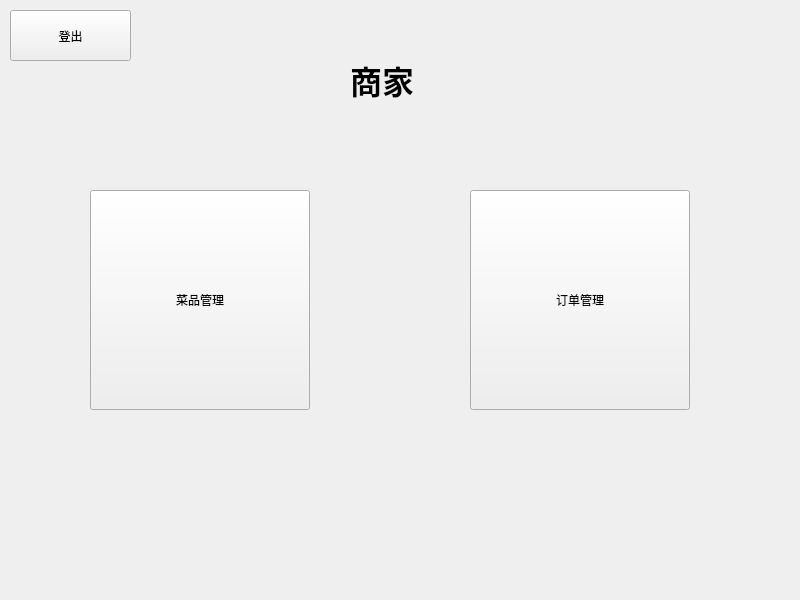
The window that sever_mainp.ui (ShawTarstar/Delivery-Platform-Design) describes before a commit, drawn with Qt 5.
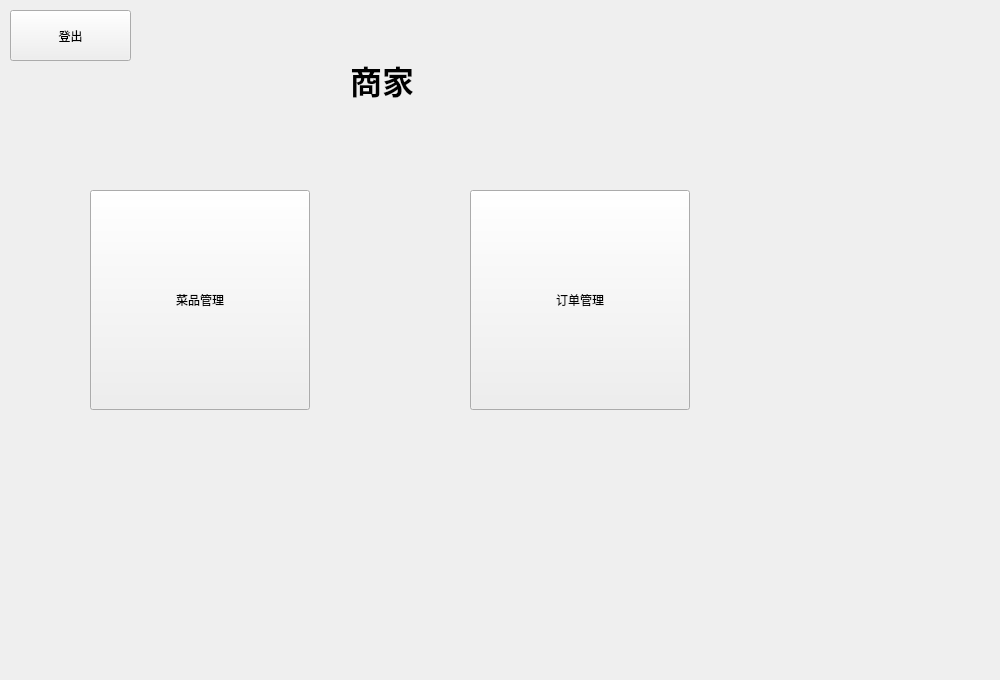
The same window after the commit.

What changed in the file:
```diff
--- a/sever_mainp.ui
+++ b/sever_mainp.ui
@@ -6,8 +6,8 @@
    <rect>
     <x>0</x>
     <y>0</y>
-    <width>800</width>
-    <height>600</height>
+    <width>1000</width>
+    <height>680</height>
    </rect>
   </property>
   <property name="windowTitle">
```
